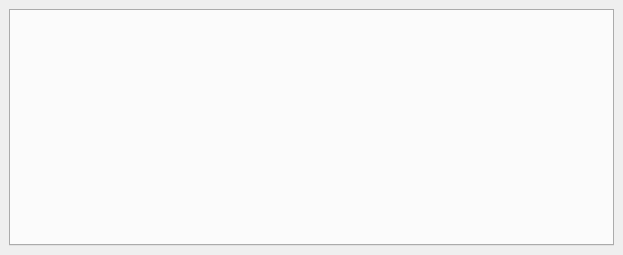
The window that src/ui/qgsmessagelogviewer.ui (qgis/QGIS) describes before a commit, drawn with Qt 5.
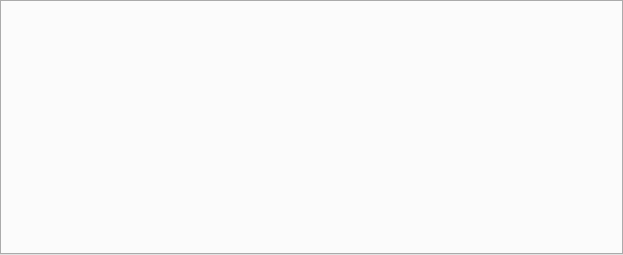
The same window after the commit.

Commit message: Reduce margins; hide row header; use DotLine for grid; reduce spacing between rows

What changed in the file:
```diff
--- a/src/ui/qgsmessagelogviewer.ui
+++ b/src/ui/qgsmessagelogviewer.ui
@@ -18,10 +18,10 @@
   </property>
   <layout class="QGridLayout">
    <property name="margin">
-    <number>9</number>
+    <number>0</number>
    </property>
    <property name="spacing">
-    <number>6</number>
+    <number>0</number>
    </property>
    <item row="0" column="0">
     <widget class="QTabWidget" name="tabWidget">
```
The commit also changes 1 other file.
